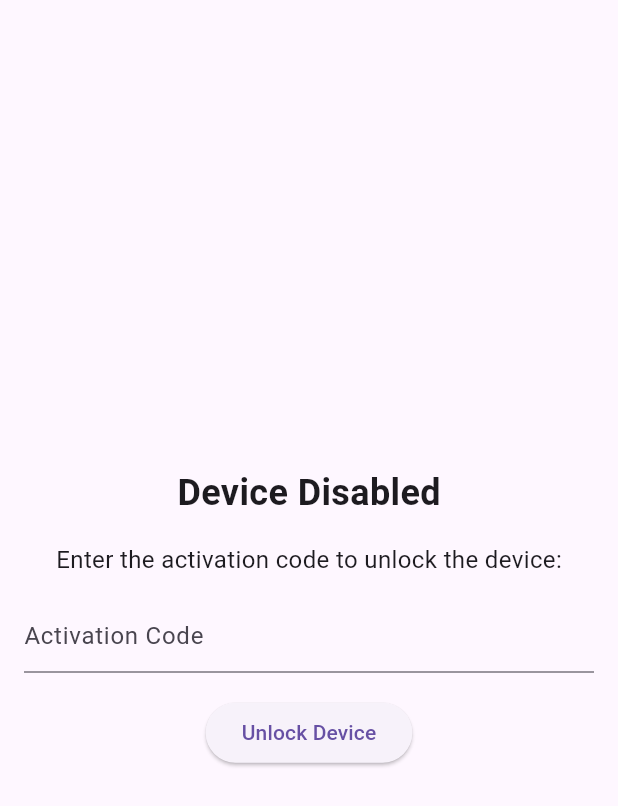
After one commit to pious2847/FindSafe, a Flutter app: the DisableScreen screen opened directly, after a tap on "Unlock Device", on a phone screen of 412 x 824 dp. The commit adds this screen. Shown: the top 806 px of the screen. Run offline on Flutter 3.47's test engine with Material 3 defaults, Android fonts, the phone set to English and light mode, and no system bars; our stand-ins replace device_info_plus, dio, flutter_svg, fluttertoast, get, google_fonts and 7 more; missing offline and left inert: dart:ffi, device_unlock_zuel, flutter_lock_screen, flutter_polyline_points, workmanager; accounts and stored records are empty; network calls fail.

Commit message:
Changes to be committed: 	modified:   lib/utils/location_worker.dart 	new file:   lib/utils/lost_mode_service.dart 	modified:   lib/utils/settings.dart 	modified:   macos/Flutter/GeneratedPluginRegistrant.swift 	modified:   pubspec.lock 	modified:   pubspec.yaml

```diff
--- /dev/null
+++ b/lib/utils/lost_mode_service.dart
@@ -0,0 +1,175 @@
+import 'dart:isolate';
+import 'dart:ui';
+import 'package:dio/dio.dart';
+import 'package:flutter/material.dart';
+import 'package:get/get.dart';
+import 'package:get/get_core/src/get_main.dart';
+import 'package:lost_mode_app/.env.dart';
+import 'package:shared_preferences/shared_preferences.dart';
+import 'package:wakelock/wakelock.dart';
+import 'package:workmanager/workmanager.dart';
+import 'package:device_unlock_zuel/device_unlock_zuel.dart';
+
+
+@pragma('vm:entry-point')
+void callbackDispatcher() {
+  Workmanager().executeTask((taskName, inputData) async {
+    final isLostMode = await checkLostMode();
+
+    if (isLostMode) {
+      // Lost mode is activated
+      await Wakelock
+          .enable(); // Acquire a wakelock to prevent the device from being turned off
+      try {
+        final unlocked = await DeviceUnlock.request(
+          localizedReason: 'We need to check your identity.',
+        );
+        if (!unlocked) {
+          // User did not pass face, touch, or pin validation
+          // Show a lock screen with a prompt for the activation code
+          showDisableScreen();
+        }
+      } on DeviceUnlockUnavailable {
+        // Device does not have face, touch, or pin security available
+        // Show a lock screen with a prompt for the activation code
+        showDisableScreen();
+      } on RequestInProgress {
+        // A new request was sent before the first one finishes
+        // Handle this case as per your requirements
+      }
+    } else {
+      // Lost mode is deactivated
+      await Wakelock.disable(); // Release the wakelock
+    }
+    return Future.value(true);
+  });
+}
+
+Future<void> main() async {
+  WidgetsFlutterBinding.ensureInitialized();
+  await initializeBackgroundTask();
+}
+
+Future<void> initializeBackgroundTask() async {
+  await Workmanager().initialize(
+    callbackDispatcher,
+    isInDebugMode: true, // Set this to false for production
+  );
+
+  await Workmanager().registerPeriodicTask(
+    'lost_mode_task',
+    'Lost Mode Task',
+    frequency:
+        const Duration(minutes: 2), // Check for lost mode every 2 minutes
+    constraints: Constraints(
+      networkType:
+          NetworkType.connected, // Only run when connected to the internet
+    ),
+  );
+}
+
+Future<bool> checkLostMode() async {
+  final dio = Dio();
+  final deviceData = await SharedPreferences.getInstance();
+  final deviceId = deviceData.getString('deviceId');
+
+  final url = '$APIURL/api/devices/$deviceId/mode';
+
+  try {
+    final response = await dio.get(url);
+    final deviceMode = response.data['mode'];
+    return deviceMode == 'disable';
+  } catch (e) {
+    print('Error fetching device mode: $e');
+    return false;
+  }
+}
+
+Future<bool> validateActivationCode(String activationCode) async {
+  final dio = Dio();
+  final url = '$APIURL/validate-activation-code';
+  final data = {'activationCode': activationCode};
+
+  try {
+    final response = await dio.post(url, data: data);
+    return response.data['isValid'];
+  } catch (e) {
+    print('Error validating activation code: $e');
+    return false;
+  }
+}
+
+void onActivationCodeEntered(String activationCode) async {
+  final isValid = await validateActivationCode(activationCode);
+
+  if (isValid) {
+    await Wakelock.disable(); // Release the wakelock
+    // Perform any other actions needed for the "active" mode
+    // (e.g., unlock the device, enable hardware buttons, etc.)
+  }
+}
+
+void showDisableScreen() {
+  // Create a new route for the disable screen
+  WidgetsBinding.instance.addPostFrameCallback((_) {
+    Get.to(const DisableScreen());
+  });
+}
+
+class DisableScreen extends StatefulWidget {
+  const DisableScreen({Key? key}) : super(key: key);
+
+  @override
+  _DisableScreenState createState() => _DisableScreenState();
+}
+
+class _DisableScreenState extends State<DisableScreen> {
+  final TextEditingController _activationCodeController =
+      TextEditingController();
+
+  @override
+  Widget build(BuildContext context) {
+    return Scaffold(
+      body: Center(
+        child: Column(
+          mainAxisAlignment: MainAxisAlignment.center,
+          children: [
+            const Text(
+              'Device Disabled',
+              style: TextStyle(fontSize: 24, fontWeight: FontWeight.bold),
+            ),
+            const SizedBox(height: 16),
+            const Text(
+              'Enter the activation code to unlock the device:',
+              style: TextStyle(fontSize: 16),
+            ),
+            const SizedBox(height: 16),
+            Padding(
+              padding: const EdgeInsets.symmetric(horizontal: 16),
+              child: TextField(
+                controller: _activationCodeController,
+                decoration: const InputDecoration(
+                  hintText: 'Activation Code',
+                ),
+              ),
+            ),
+            const SizedBox(height: 16),
+            ElevatedButton(
+              onPressed: () {
+                final activationCode = _activationCodeController.text.trim();
+                onActivationCodeEntered(activationCode);
+              },
+              child: const Text('Unlock Device'),
+            ),
+          ],
+        ),
+      ),
+    );
+  }
+
+  @override
+  void dispose() {
+    _activationCodeController.dispose();
+    super.dispose();
+  }
+}
--- a/lib/utils/settings.dart
+++ b/lib/utils/settings.dart
@@ -9,4 +9,4 @@ Future<void> updateMode(String mode) async {
       await prefs.setBool('isActiveMode', false);
       await prefs.setBool('isLostMode', true);
     }
-  }
+}
--- a/pubspec.yaml
+++ b/pubspec.yaml
@@ -20,6 +20,7 @@ version: 1.0.0+1
 
 environment:
   sdk: '>=3.2.3 <4.0.0'
+
 
 # Dependencies specify other packages that your package needs in order to work.
 # To automatically upgrade your package dependencies to the latest versions
@@ -44,7 +45,6 @@ dependencies:
   flutter_polyline_points: ^2.0.0
   dio: ^5.4.3+1
   flutter_lock_screen: ^2.0.1
-  # flutter_foreground_service: ^0.4.1
   fluttertoast: ^8.2.5
   workmanager: ^0.5.2
   google_fonts: ^6.2.1
@@ -52,6 +52,9 @@ dependencies:
   iconsax_flutter: ^1.0.0
   get: ^4.6.6
   geocoding: ^3.0.0
+  flutter_foreground_service: ^0.4.1
+  device_unlock_zuel: ^0.0.5
+  wakelock: ^0.4.0
 
 
 
```
Also changed, not shown: lib/utils/location_worker.dart (+6 -6 lines), pubspec.lock, 1 other file.
